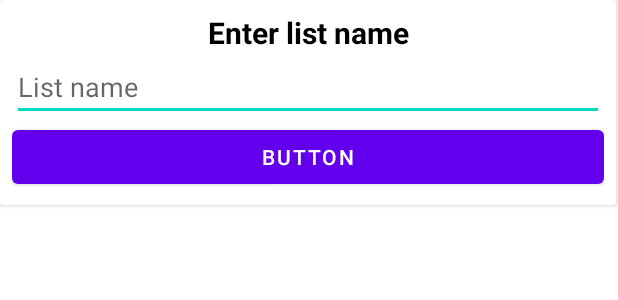
After one commit to uniqueUsernameIsNotAvailable/LNotesReloaded, an Android app: the layout new_list_dialog.xml on its own in the app's theme, with its tools: preview values and no code run, on a phone screen of 412 x 824 dp. The commit adds this screen. Shown: the top 300 px of the screen. Run offline under Robolectric (Android 15) with nearby library versions, the phone set to English and light mode, and no system bars.

Commit message:
todo module start

```diff
--- /dev/null
+++ b/app/src/main/java/com/hexahexagon/lnotes/dialogs/NewListDialog.kt
@@ -0,0 +1,5 @@
+package com.hexahexagon.lnotes.dialogs
+
+object NewListDialog {
+
+}
--- /dev/null
+++ b/app/src/main/res/layout/new_list_dialog.xml
@@ -0,0 +1,49 @@
+<?xml version="1.0" encoding="utf-8"?>
+<androidx.constraintlayout.widget.ConstraintLayout xmlns:android="http://schemas.android.com/apk/res/android"
+    xmlns:app="http://schemas.android.com/apk/res-auto"
+    xmlns:tools="http://schemas.android.com/tools"
+    android:layout_width="match_parent"
+    android:layout_height="wrap_content">
+
+    <androidx.cardview.widget.CardView
+        android:layout_width="0dp"
+        android:layout_height="wrap_content"
+        android:layout_marginEnd="1dp"
+        android:layout_marginBottom="372dp"
+        app:layout_constraintBottom_toBottomOf="parent"
+        app:layout_constraintEnd_toEndOf="parent"
+        app:layout_constraintStart_toStartOf="parent">
+
+        <LinearLayout
+            android:layout_width="match_parent"
+            android:layout_height="wrap_content"
+            android:orientation="vertical"
+            android:padding="8dp">
+
+            <TextView
+                android:id="@+id/textView"
+                android:layout_width="match_parent"
+                android:layout_height="wrap_content"
+                android:gravity="center"
+                android:text="@string/enter_list_name"
+                android:textColor="@color/black"
+                android:textSize="20dp"
+                android:textStyle="bold" />
+
+            <EditText
+                android:id="@+id/edListName"
+                android:layout_width="match_parent"
+                android:layout_height="wrap_content"
+                android:ems="10"
+                android:hint="@string/list_name"
+                android:inputType="textPersonName" />
+
+            <Button
+                android:id="@+id/bMakeList"
+                android:layout_width="match_parent"
+                android:layout_height="wrap_content"
+                android:text="Button" />
+        </LinearLayout>
+
+    </androidx.cardview.widget.CardView>
+</androidx.constraintlayout.widget.ConstraintLayout>
--- a/app/src/main/res/values/strings.xml
+++ b/app/src/main/res/values/strings.xml
@@ -10,6 +10,8 @@
     <string name="saveNote">Save</string>
     <string name="bold">Bold</string>
     <string name="colorPicker">Pick color</string>
+    <string name="enter_list_name">Enter list name</string>
+    <string name="list_name">List name</string>
 
     <!-- TODO: Remove or change this placeholder text -->
     <string name="hello_blank_fragment">Hello blank fragment</string>
```
